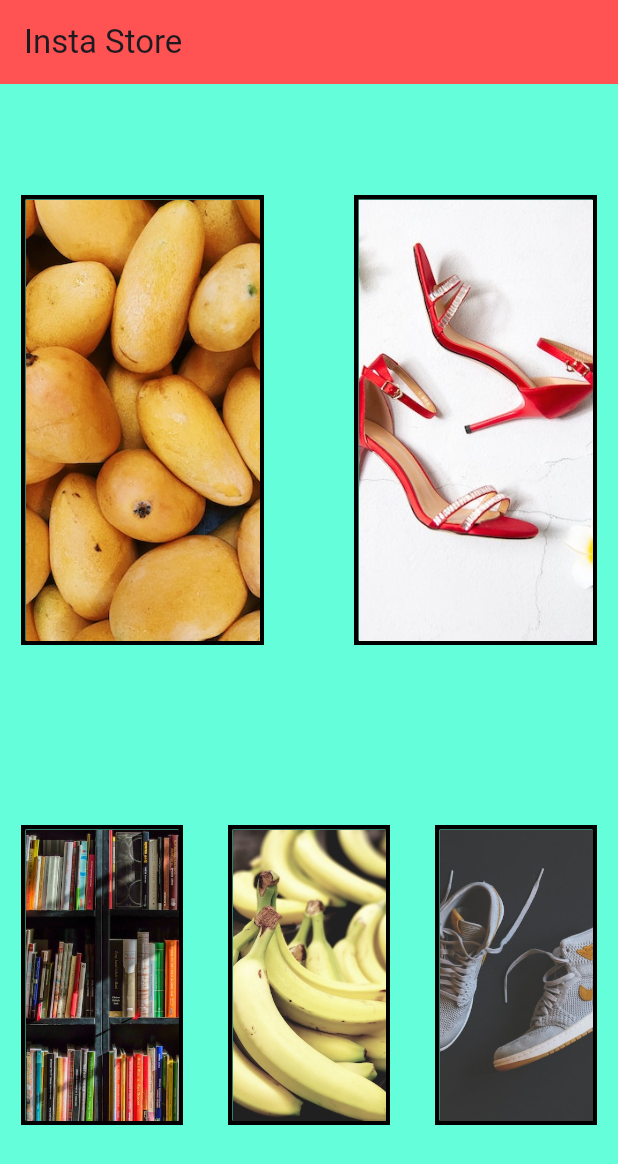
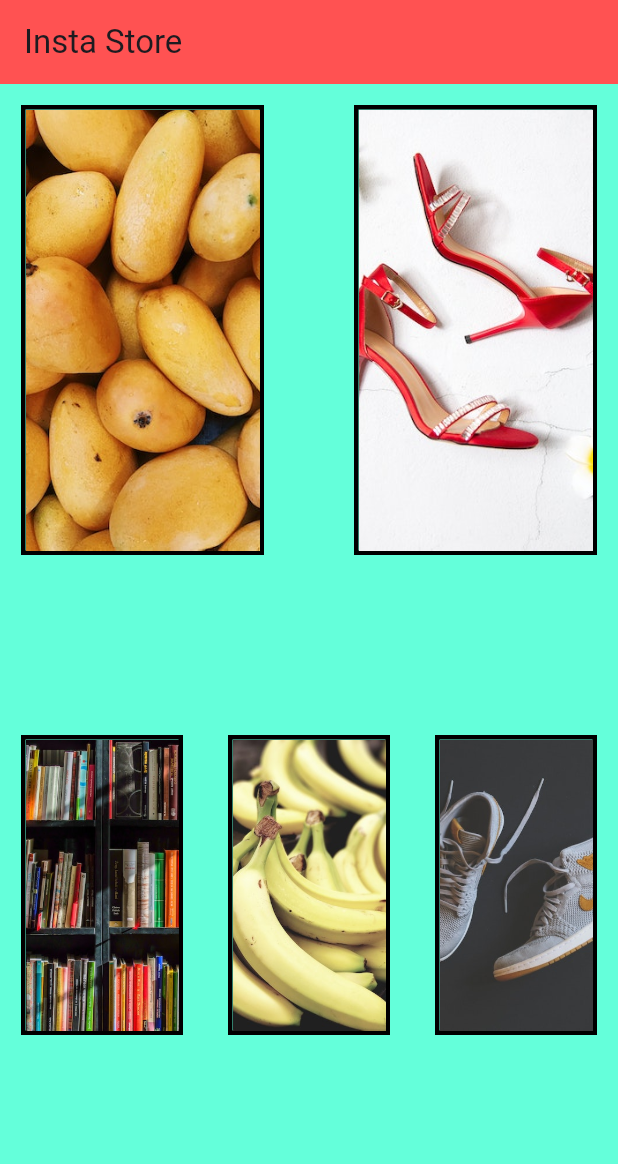
Before and after one commit to Dhannesh/flutter-app9, a Flutter app: the screen it shows after launch, on a phone screen of 412 x 824 dp. Shown: the top 1164 px of the screen. Run offline on Flutter 3.47's test engine with Material 3 defaults, Android fonts, the phone set to English and light mode, and no system bars.

Commit message:
flexible widget in both row and column

```diff
--- a/lib/main.dart
+++ b/lib/main.dart
@@ -33,6 +33,9 @@ class RowOrColumn extends StatelessWidget {
     return Container(
         child: Padding(
       padding: const EdgeInsets.all(14.0),
+      child: Flexible(
+        flex: 1,
+        fit: FlexFit.tight,
         child: Column(
             mainAxisAlignment: MainAxisAlignment.spaceAround,
             crossAxisAlignment: CrossAxisAlignment.center,
@@ -67,7 +70,10 @@ class RowOrColumn extends StatelessWidget {
                       )),
                 )
               ]),
-            Row(
+              Flexible(
+                flex: 1,
+                fit: FlexFit.tight,
+                child: Row(
                   mainAxisAlignment: MainAxisAlignment.center,
                   children: <Widget>[
                     Flexible(
@@ -113,8 +119,10 @@ class RowOrColumn extends StatelessWidget {
                           )),
                     )
                   ],
+                ),
               )
             ]),
+      ),
     ));
   }
 }
```
Lines whose indentation alone changed are shown as unchanged.
